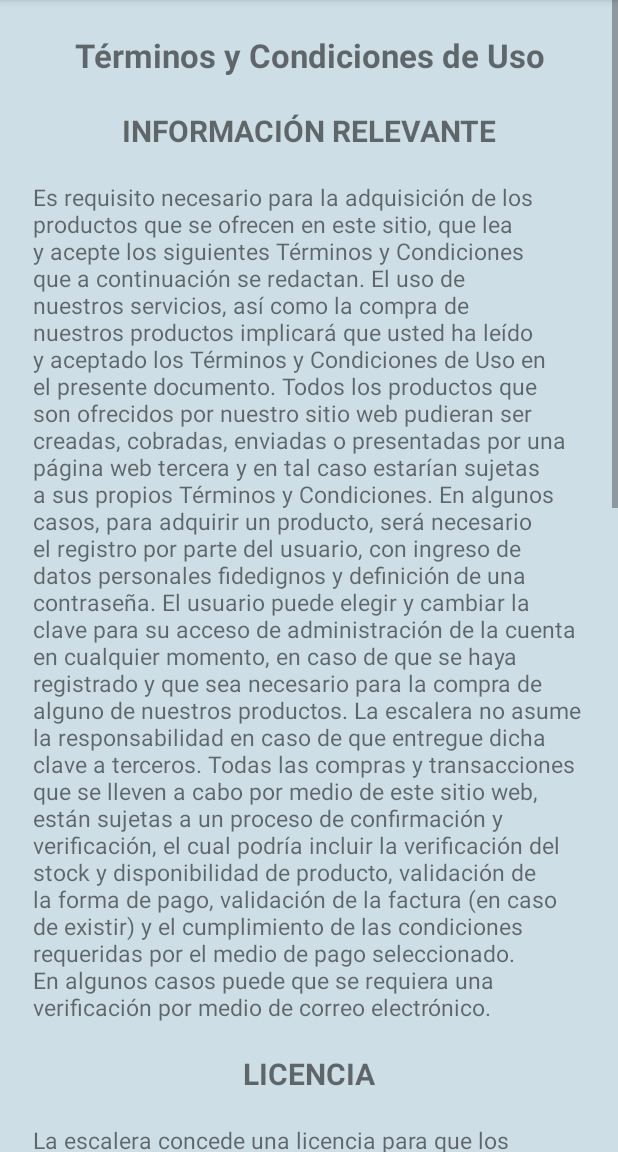
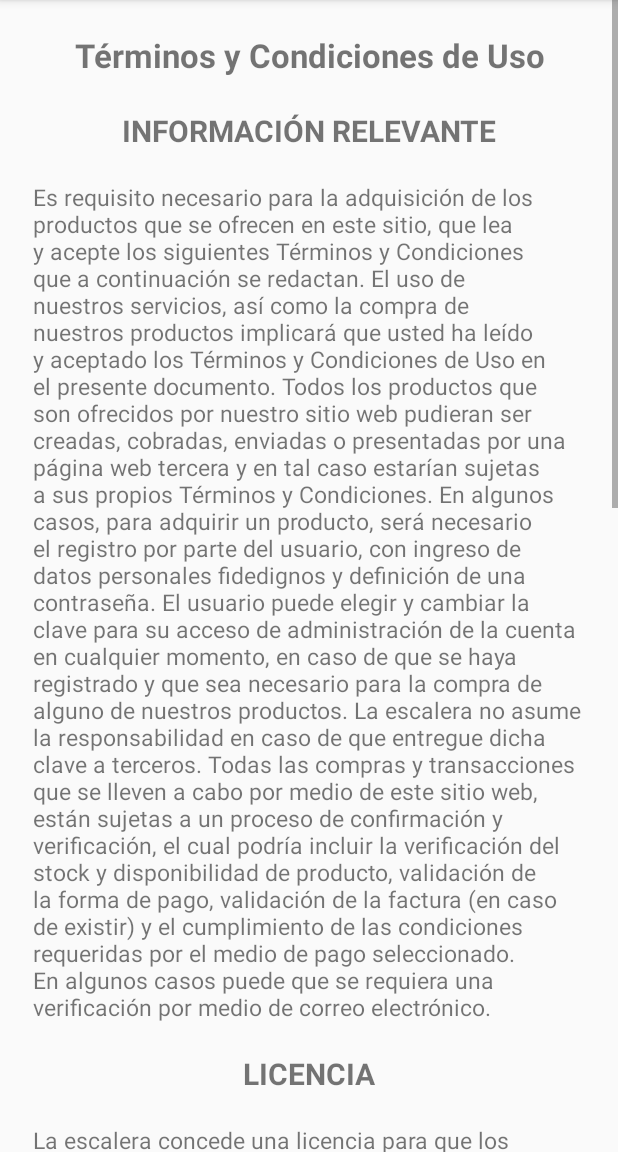
Before and after one commit to Bohonalo/AppLaEscalera, an Android app: the fragment TerminosFragment shown on its own in the app's theme, on a phone screen of 412 x 824 dp, the part 84-1236 px from its top. Run offline under Robolectric (Android 15) with nearby library versions, the light colour scheme and no system bars.

Commit message:
Terminos modificados

```diff
--- a/app/src/main/res/layout/fragment_terminos.xml
+++ b/app/src/main/res/layout/fragment_terminos.xml
@@ -2,7 +2,6 @@
     xmlns:tools="http://schemas.android.com/tools"
     android:layout_width="match_parent"
     android:layout_height="match_parent"
-    android:background="@color/terminos"
     tools:context="com.example.a21639999.applaescalera.TerminosFragment">
 
     <!-- TODO: Update blank fragment layout -->
```
